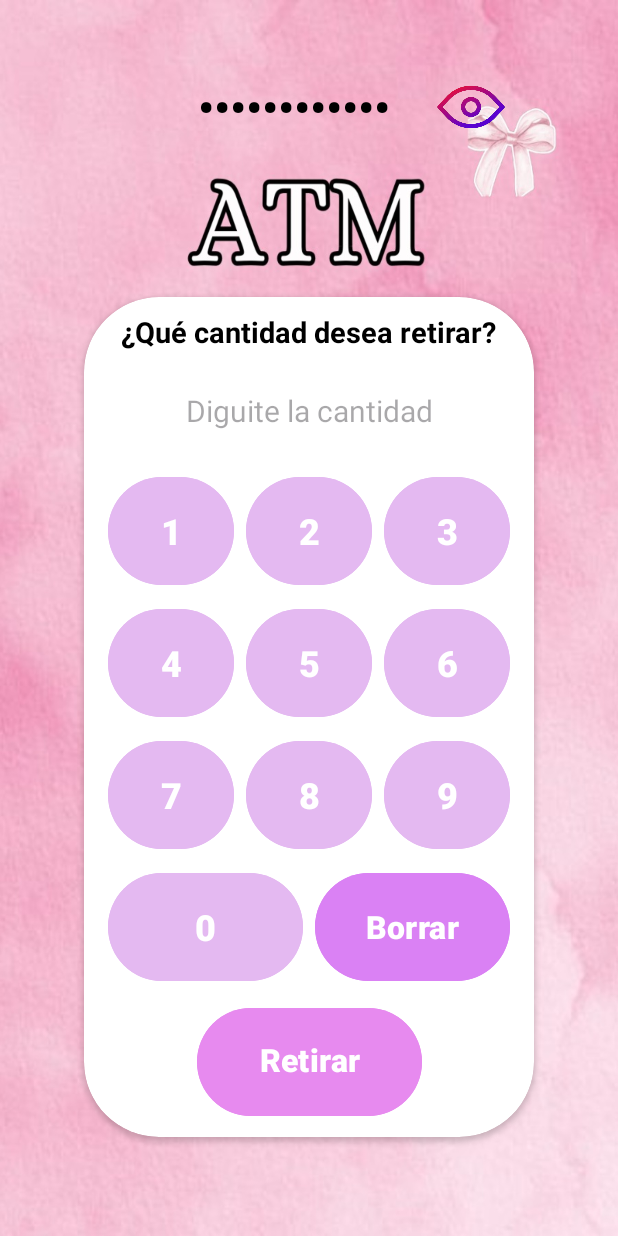
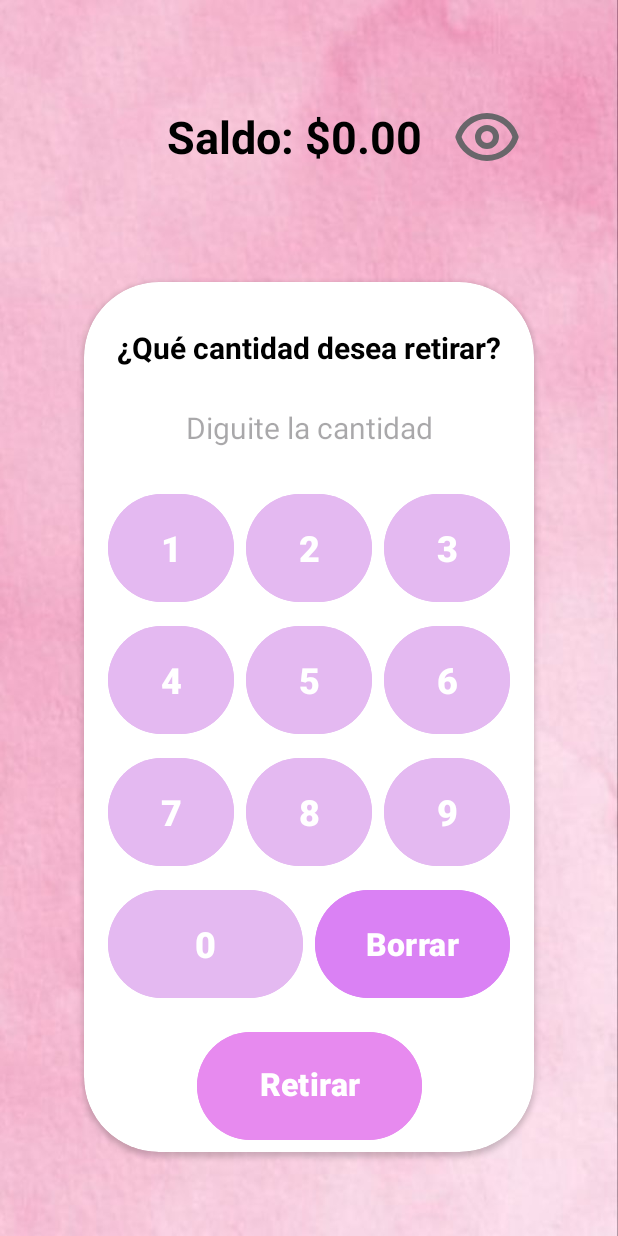
Before and after one commit to seungddaeng/ATMSimulator, an Android app: the OtroRetiroActivity screen opened directly, with no data from a screen before it, after a tap on "Mostrar PIN", on a phone screen of 412 x 824 dp. Run offline under Robolectric (Android 15) with nearby library versions, the phone set to English and light mode, and no system bars.

Commit message:
made some last moment changes

```diff
--- a/app/src/main/java/com/example/atmsimulator/ATMActivity.kt
+++ b/app/src/main/java/com/example/atmsimulator/ATMActivity.kt
@@ -3,7 +3,6 @@ package com.example.atmsimulator
 import android.content.Context
 import android.content.Intent
 import android.os.Bundle
-import android.widget.Toast
 import androidx.appcompat.app.AppCompatActivity
 import com.example.atmsimulator.databinding.ActivityAtmBinding
 
--- a/app/src/main/java/com/example/atmsimulator/OtroRetiroActivity.kt
+++ b/app/src/main/java/com/example/atmsimulator/OtroRetiroActivity.kt
@@ -18,6 +18,8 @@ class OtroRetiroActivity : AppCompatActivity() {
     private lateinit var binding: ActivityOtroRetiroBinding
     private var saldo = 0.0
     private var pin = ""
+    private var saldoVisible = false
+
     override fun onCreate(savedInstanceState: Bundle?) {
         super.onCreate(savedInstanceState)
         binding = ActivityOtroRetiroBinding.inflate(layoutInflater)
@@ -25,7 +27,7 @@ class OtroRetiroActivity : AppCompatActivity() {
 
         pin = intent.getStringExtra("PIN") ?: ""
         saldo = intent.getDoubleExtra("SALDO", 0.0)
-        binding.tvSaldo.text = "Saldo: $${"%.2f".format(saldo)}"
+        actualizarSaldo()
 
         binding.btn1.setOnClickListener { agregarNumero("1") }
         binding.btn2.setOnClickListener { agregarNumero("2") }
@@ -43,13 +45,8 @@ class OtroRetiroActivity : AppCompatActivity() {
         binding.botonRealizarRetiro.setOnClickListener { realizarDeposito() }
 
         binding.botonMostrarPin.setOnClickListener {
-            val display = binding.tvSaldo
-            if (display.transformationMethod is PasswordTransformationMethod) {
-                display.transformationMethod = HideReturnsTransformationMethod.getInstance()
-            } else {
-                display.transformationMethod = PasswordTransformationMethod.getInstance()
-            }
-            display.text = display.text.toString()
+            saldoVisible = !saldoVisible
+            actualizarSaldo()
         }
 
     }
@@ -90,7 +87,13 @@ class OtroRetiroActivity : AppCompatActivity() {
     }
 
     private fun actualizarSaldo() {
-        binding.tvSaldo.text = "Saldo: $${"%.2f".format(saldo)}"
+        if (saldoVisible) {
+            binding.tvSaldo.text = "Saldo: $${"%.2f".format(saldo)}"
+            binding.botonMostrarPin.setImageResource(R.drawable.ojo)
+        } else {
+            binding.tvSaldo.text = "Saldo: ****"
+            binding.botonMostrarPin.setImageResource(R.drawable.ojo_cerrado)
+        }
     }
 
     private fun guardarSaldo() {
--- a/app/src/main/res/layout/activity_otro_retiro.xml
+++ b/app/src/main/res/layout/activity_otro_retiro.xml
@@ -6,7 +6,7 @@
     android:layout_width="match_parent"
     android:layout_height="match_parent"
     tools:context=".OtroRetiroActivity"
-    android:background="@drawable/pantallainicio">
+    android:background="@drawable/fondovacio">
 
     <androidx.constraintlayout.widget.Guideline
         android:id="@+id/guidelinehOtroDeposito"
@@ -27,7 +27,7 @@
         app:layout_constraintStart_toStartOf="parent"
         app:layout_constraintTop_toTopOf="parent"
         app:layout_constraintEnd_toEndOf="parent"
-        android:layout_marginTop="10dp"
+        android:layout_marginTop="50dp"
         android:layout_marginEnd="20dp" />
     <ImageButton
         android:id="@+id/boton_mostrar_pin"
@@ -36,12 +36,12 @@
         android:background="?attr/selectableItemBackground"
         android:contentDescription="Mostrar PIN"
         android:scaleType="fitCenter"
-        android:src="@drawable/ojonb"
+        android:src="@drawable/ojo"
         app:layout_constraintBottom_toTopOf="@id/guidelinehOtroDeposito"
         app:layout_constraintStart_toEndOf="@id/tv_saldo"
         app:layout_constraintTop_toTopOf="parent"
         app:layout_constraintEnd_toEndOf="parent"
-        android:layout_marginTop="10dp"
+        android:layout_marginTop="50dp"
         android:layout_marginEnd="60dp"
         android:layout_marginStart="15dp"
         />
@@ -49,7 +49,7 @@
     <androidx.cardview.widget.CardView
         android:id="@+id/card_otro_deposito"
         android:layout_width="300dp"
-        android:layout_height="560dp"
+        android:layout_height="580dp"
         app:cardCornerRadius="50dp"
         app:layout_constraintTop_toBottomOf="@+id/guidelinehOtroDeposito"
         app:layout_constraintBottom_toBottomOf="parent"
@@ -64,14 +64,15 @@
                 android:id="@+id/cantidad_a_retirar_titulo"
                 android:layout_width="wrap_content"
                 android:layout_height="wrap_content"
-                android:layout_marginTop="10dp"
+                android:layout_marginTop="30dp"
                 android:text="@string/texto_desea_retirar"
                 android:textColor="@color/black"
-                android:textSize="19sp"
+                android:textSize="20sp"
                 android:textStyle="bold"
                 app:layout_constraintStart_toStartOf="parent"
                 app:layout_constraintEnd_toEndOf="parent"
-                app:layout_constraintTop_toTopOf="parent" />
+                app:layout_constraintTop_toTopOf="parent"
+                />
 
             <TextView
                 android:id="@+id/tvRetiroDisplay"
@@ -261,7 +262,7 @@
                 app:layout_constraintStart_toStartOf="parent"
                 app:layout_constraintEnd_toEndOf="parent"
                 app:layout_constraintBottom_toBottomOf="parent"
-                android:layout_marginBottom="40dp" />
+                android:layout_marginBottom="30dp" />
 
 
 
```
Also changed, not shown: app/src/main/java/com/example/atmsimulator/OtroDepositoActivity.kt (+14 -9 lines), app/src/main/res/layout/activity_otro_deposito.xml (+7 -7 lines), app/src/main/res/drawable/ojo.jpg (deleted), app/src/main/res/drawable/ojonb.png (deleted).
